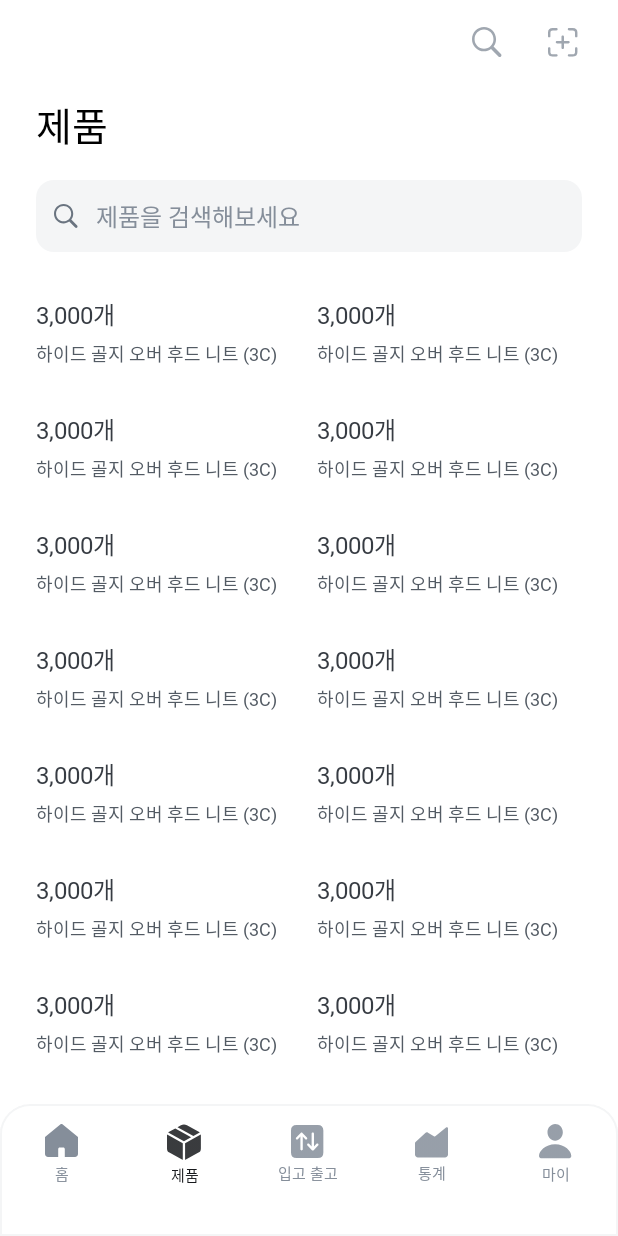
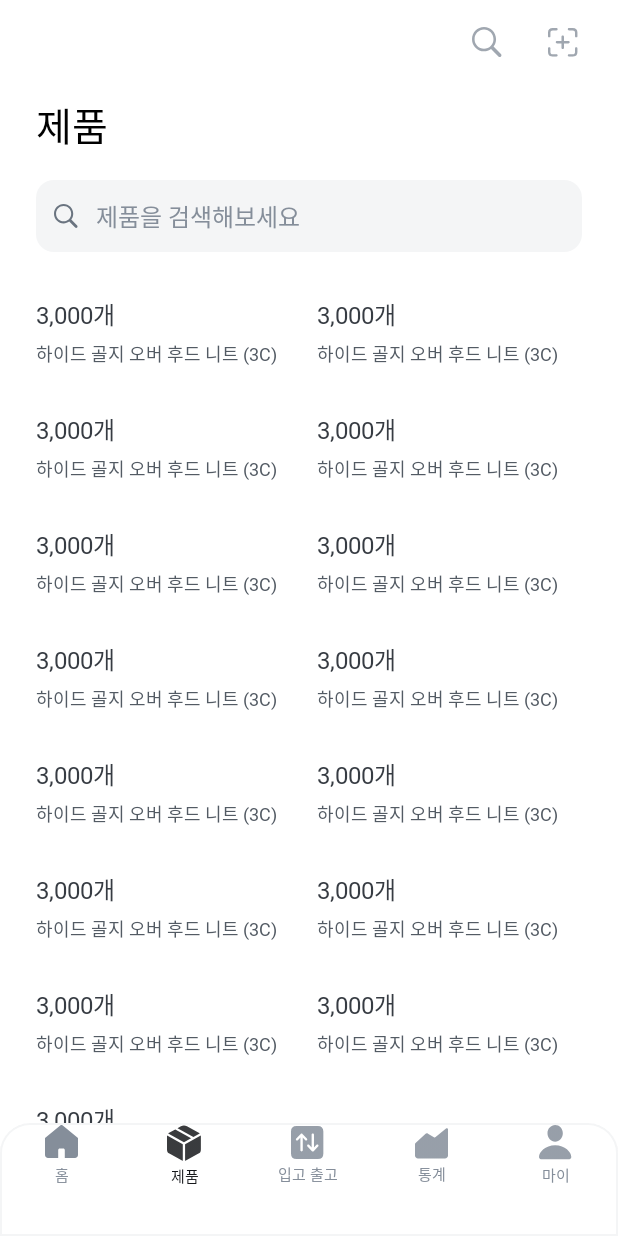
Before and after one commit to 23SW-UH-Untitled/chagocchagoc-android, an Android app built with Jetpack Compose: the screen it shows after launch (MainActivity), item 2 of the bottom bar chosen, on a phone screen of 412 x 824 dp. Run offline under Robolectric (Android 15) with nearby library versions, the phone set to English and light mode, and no system bars; pictures from the network do not load; Roboto replaces fonts that are not available here.

Commit message:
refactor: Modify bottom navigation bar size

```diff
--- a/app/src/main/java/com/untitled/unboxing/ui/component/BottomBar.kt
+++ b/app/src/main/java/com/untitled/unboxing/ui/component/BottomBar.kt
@@ -40,7 +40,7 @@ internal fun BottomBar(
     BottomNavigation(
         modifier = Modifier
             .fillMaxWidth()
-            .height(88.dp)
+            .height(75.dp)
             .graphicsLayer(
                 clip = true,
                 shape = RoundedCornerShape(
@@ -68,7 +68,6 @@ internal fun BottomBar(
             )
 
             BottomNavigationItem(
-                modifier = Modifier.padding(vertical = 12.dp),
                 selected = selected,
                 onClick = {
                     navController.navigate(it.route) {
```
